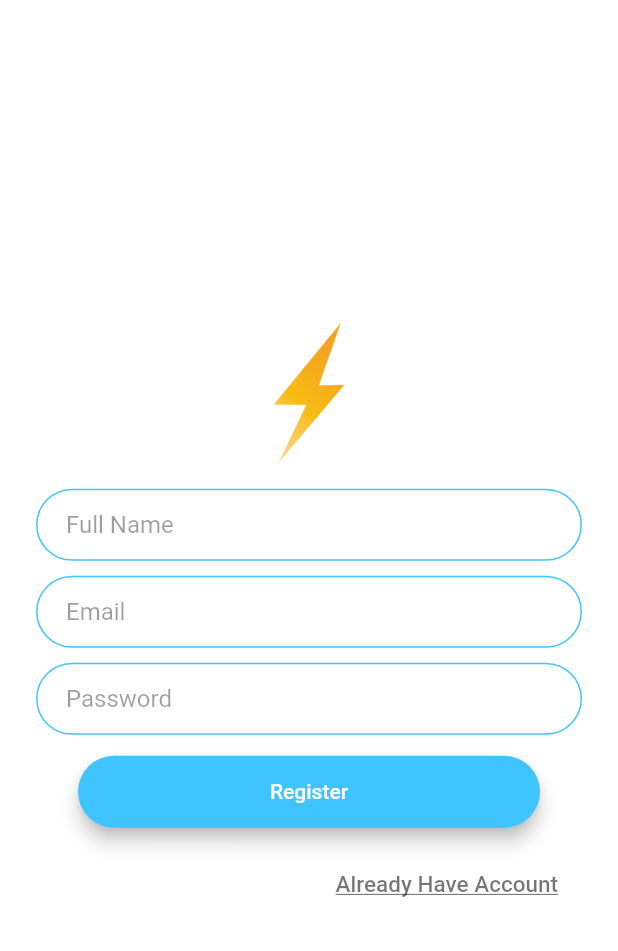
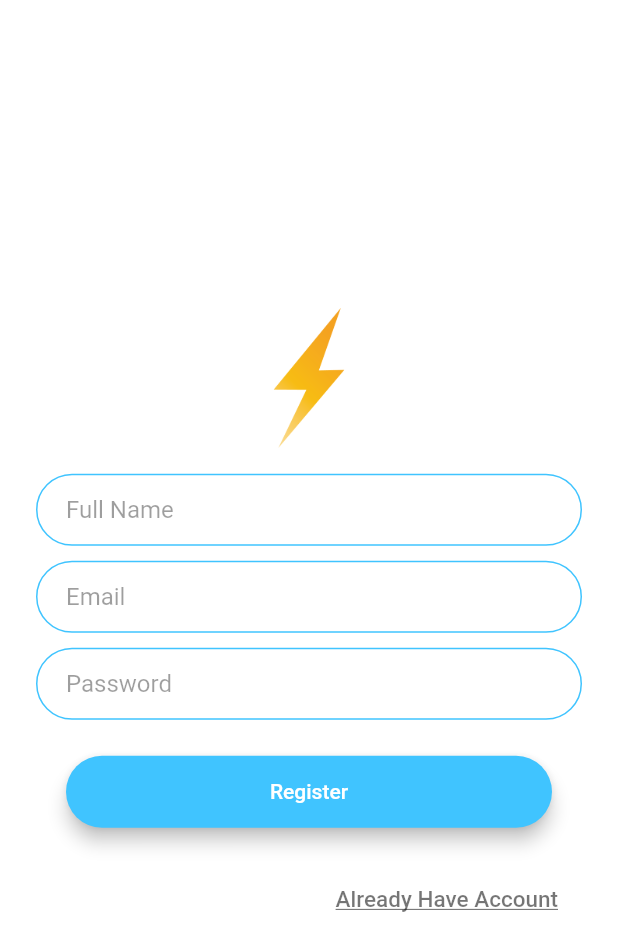
Before and after one commit to Hashimkhann1/chat_app_flutter, a Flutter app: the LoginScreen screen opened by its route, after a tap on "Create New Account", on a phone screen of 412 x 824 dp. Shown: the top 951 px of the screen. Run offline on Flutter 3.47's test engine with Material 2 defaults, Android fonts, the phone set to English and light mode, and no system bars; our stand-ins replace animated_text_kit.

Commit message:
code is refactored

```diff
--- /dev/null
+++ b/lib/components/rounded_btn.dart
@@ -0,0 +1,29 @@
+import 'package:flutter/material.dart';
+
+
+
+class RoundedButton extends StatelessWidget {
+
+  RoundedButton({this.title , this.btnColor , @required this.Pressed});
+  final String? title;
+  final Color? btnColor;
+  final VoidCallback? Pressed;
+
+  @override
+  Widget build(BuildContext context) {
+    return Padding(
+      padding: EdgeInsets.symmetric(vertical: 10.0),
+      child: Material(
+        color: btnColor,
+        borderRadius: BorderRadius.circular(30.0),
+        elevation: 5.0,
+        child: MaterialButton(
+          onPressed: Pressed,
+          minWidth: 200.0,
+          height: 42.0,
+          child: Text(title.toString()),
+        ),
+      ),
+    );
+  }
+}
--- /dev/null
+++ b/lib/constant.dart
@@ -0,0 +1,18 @@
+import 'package:flutter/material.dart';
+
+const kTextFieldDecoration = InputDecoration(
+    hintText: 'Enter Your Value',
+    hintStyle: TextStyle(color: Colors.black38),
+    contentPadding: EdgeInsets.symmetric(vertical: 8.0 , horizontal: 20.0),
+    border: OutlineInputBorder(
+        borderRadius: BorderRadius.all(Radius.circular(32.0))
+    ),
+    enabledBorder: OutlineInputBorder(
+        borderSide: BorderSide(color: Colors.lightBlueAccent, width: 1.0),
+        borderRadius: BorderRadius.all(Radius.circular(32.0))
+    ),
+    focusedBorder: OutlineInputBorder(
+        borderSide: BorderSide(color: Colors.lightBlueAccent, width: 2.0),
+        borderRadius: BorderRadius.all(Radius.circular(32.0))
+    )
+);
--- a/lib/screens/login_screens.dart
+++ b/lib/screens/login_screens.dart
@@ -1,3 +1,5 @@
+import 'package:chat_flutter_app/components/rounded_btn.dart';
+import 'package:chat_flutter_app/constant.dart';
 import 'package:chat_flutter_app/screens/registration_screen.dart';
 import 'package:flutter/material.dart';
 
@@ -59,25 +61,7 @@ class _LoginScreenState extends State<LoginScreen> with SingleTickerProviderStat
                 color: Colors.black
               ),
               onChanged: (value){},
-              decoration: InputDecoration(
-                hintText: 'Enter Your Email',
-                hintStyle: TextStyle(color: Colors.black38),
-                contentPadding:
-                EdgeInsets.symmetric(vertical: 8.0, horizontal: 20.0),
-                border: OutlineInputBorder(
-                  borderRadius: BorderRadius.all(Radius.circular(32.0))
-                ),
-                enabledBorder: OutlineInputBorder(
-                  borderSide:
-                    BorderSide(color: Colors.lightBlueAccent, width: 1.0),
-                  borderRadius: BorderRadius.all(Radius.circular(32.0))
-                ),
-                focusedBorder: OutlineInputBorder(
-                  borderSide:
-                    BorderSide(color: Colors.lightBlueAccent, width: 2.0),
-                  borderRadius: BorderRadius.all(Radius.circular(32.0))
-                )
-              ),
+              decoration: kTextFieldDecoration.copyWith(hintText: 'Enter Your Email')
             ),
             SizedBox(
               height: 10.0,
@@ -90,38 +74,13 @@ class _LoginScreenState extends State<LoginScreen> with SingleTickerProviderStat
               style: TextStyle(
                 color: Colors.black
               ),
-              decoration: InputDecoration(
-                hintText: 'Enter Your Password',
-                hintStyle: TextStyle(color: Colors.black38),
-                contentPadding: EdgeInsets.symmetric(vertical: 8.0 , horizontal: 20.0),
-                border: OutlineInputBorder(
-                  borderRadius: BorderRadius.all(Radius.circular(32.0))
-                ),
-                enabledBorder: OutlineInputBorder(
-                  borderSide: BorderSide(color: Colors.lightBlueAccent, width: 1.0),
-                  borderRadius: BorderRadius.all(Radius.circular(32.0))
-                ),
-                focusedBorder: OutlineInputBorder(
-                  borderSide: BorderSide(color: Colors.lightBlueAccent, width: 2.0),
-                  borderRadius: BorderRadius.all(Radius.circular(32.0))
-                )
-              ),
+              decoration: kTextFieldDecoration.copyWith(hintText: 'Enter Your Password'),
             ),
             SizedBox(height: 14.0,),
-            Material(
-              elevation: 5.0,
-              color: Colors.lightBlueAccent,
-              borderRadius: BorderRadius.circular(24.0),
-              child: MaterialButton(
-                onPressed: (){},
-                child: Text('Login',
-                style: TextStyle(
-                  color: Colors.white,
-                  fontSize: 17.0,
-                  fontWeight: FontWeight.w600
-                ),),
-              ),
-            ),
+            RoundedButton(
+              title: 'Login',
+              btnColor: Colors.lightBlueAccent,
+              Pressed: () {},),
             SizedBox(height: 8.0,),
             Row(
               mainAxisAlignment: MainAxisAlignment.end,
--- a/lib/screens/registration_screen.dart
+++ b/lib/screens/registration_screen.dart
@@ -1,3 +1,5 @@
+import 'package:chat_flutter_app/components/rounded_btn.dart';
+import 'package:chat_flutter_app/constant.dart';
 import 'package:chat_flutter_app/screens/login_screens.dart';
 import 'package:flutter/material.dart';
 
@@ -65,21 +67,7 @@ class _RegistrationScrrenState extends State<RegistrationScrren> with SingleTick
                 style: TextStyle(
                   color: Colors.black,
                 ),
-                decoration: InputDecoration(
-                    hintText: 'Full Name',
-                    hintStyle: TextStyle(
-                        color: Colors.black38
-                    ),
-                    contentPadding: EdgeInsets.symmetric(vertical: 8.0, horizontal: 20.0),
-                    enabledBorder: OutlineInputBorder(
-                        borderSide: BorderSide(color: Colors.lightBlueAccent, width: 1.0),
-                        borderRadius: BorderRadius.all(Radius.circular(32.0))
-                    ),
-                    focusedBorder: OutlineInputBorder(
-                        borderSide: BorderSide(color: Colors.lightBlueAccent, width: 2.0),
-                        borderRadius: BorderRadius.all(Radius.circular(32.0))
-                    )
-                ),
+                decoration: kTextFieldDecoration.copyWith(hintText: 'Full Name')
               ),
               SizedBox(height: 10.0,),
               TextField(
@@ -87,21 +75,7 @@ class _RegistrationScrrenState extends State<RegistrationScrren> with SingleTick
                 style: TextStyle(
                   color: Colors.black,
                 ),
-                decoration: InputDecoration(
-                    hintText: 'Email',
-                    hintStyle: TextStyle(
-                        color: Colors.black38
-                    ),
-                    contentPadding: EdgeInsets.symmetric(vertical: 8.0, horizontal: 20.0),
-                    enabledBorder: OutlineInputBorder(
-                        borderSide: BorderSide(color: Colors.lightBlueAccent, width: 1.0),
-                        borderRadius: BorderRadius.all(Radius.circular(32.0))
-                    ),
-                    focusedBorder: OutlineInputBorder(
-                        borderSide: BorderSide(color: Colors.lightBlueAccent, width: 2.0),
-                        borderRadius: BorderRadius.all(Radius.circular(32.0))
-                    )
-                ),
+                decoration: kTextFieldDecoration.copyWith(hintText: 'Email')
               ),
               SizedBox(height: 10.0,),
               TextField(
@@ -112,37 +86,15 @@ class _RegistrationScrrenState extends State<RegistrationScrren> with SingleTick
                 style: TextStyle(
                   color: Colors.black,
                 ),
-                decoration: InputDecoration(
-                    hintText: 'Password',
-                    hintStyle: TextStyle(
-                        color: Colors.black38
-                    ),
-                    contentPadding: EdgeInsets.symmetric(vertical: 8.0, horizontal: 20.0),
-                    enabledBorder: OutlineInputBorder(
-                        borderSide: BorderSide(color: Colors.lightBlueAccent, width: 1.0),
-                        borderRadius: BorderRadius.all(Radius.circular(32.0))
-                    ),
-                    focusedBorder: OutlineInputBorder(
-                        borderSide: BorderSide(color: Colors.lightBlueAccent, width: 2.0),
-                        borderRadius: BorderRadius.all(Radius.circular(32.0))
-                    )
-                ),
+                decoration: kTextFieldDecoration.copyWith(hintText: 'Password')
               ),
               SizedBox(height: 14.0,),
               Padding(
-
-                padding: const EdgeInsets.symmetric(horizontal: 28.0),
-                child: Material(
-                  elevation: 5.0,
-                  color: Colors.lightBlueAccent,
-                  borderRadius: BorderRadius.circular(24.0),
-                  child: MaterialButton(
-                    onPressed: () {},
-                    child: Text(
-                      'Register'
-                    ),
-                  ),
-                ),
+                padding: const EdgeInsets.symmetric(horizontal: 20.0),
+                child: RoundedButton(
+                  title: 'Register',
+                  btnColor: Colors.lightBlueAccent,
+                  Pressed: () {},),
               ),
               SizedBox(height: 14.0,),
               Row(
--- a/lib/screens/welcome_screen.dart
+++ b/lib/screens/welcome_screen.dart
@@ -1,5 +1,6 @@
 import 'package:chat_flutter_app/screens/login_screens.dart'; // file
 import 'package:chat_flutter_app/screens/registration_screen.dart'; // file
+import 'package:chat_flutter_app/components/rounded_btn.dart';
 import 'package:flutter/material.dart';
 import 'package:animated_text_kit/animated_text_kit.dart';
 
@@ -69,47 +70,36 @@ class _WelcomeScreenState extends State<WelcomeScreen> with SingleTickerProvider
                       ),
                         speed: Duration(milliseconds: 300)
                       )],
-                    totalRepeatCount: 100,
-                    pause: const Duration(milliseconds: 100),
-                    displayFullTextOnTap: true,
+                    repeatForever: true,
                     stopPauseOnTap: true,
                   )
-                  // Text('Flash Chat',
-                  // style: TextStyle(
-                  //   color: Colors.black54,
-                  //   fontSize: 36.0,
-                  //   fontWeight: FontWeight.w900,
-                  // ),
-                  // ),
                 ],
               ),
-              Padding(
-                padding: const EdgeInsets.symmetric(vertical: 22.0),
-                child: Material(
-                  color: Colors.lightBlueAccent,
-                  borderRadius: BorderRadius.circular(30.0),
-                  elevation: 5.0,
-                  child: MaterialButton(
-                    onPressed: (){
-                      Navigator.pushNamed(context, LoginScreen.id);
-                    },
-                    minWidth: 200.0,
-                    height: 42.0,
-                    child: Text('Login'),
-                  ),
-                ),
+              RoundedButton(
+                title: 'Login',
+                btnColor: Colors.lightBlueAccent,
+                Pressed: (){
+                  Navigator.pushNamed(context, LoginScreen.id);
+                },
               ),
-              Material(
-                color: Colors.blueAccent,
-                elevation: 5.0,
-                borderRadius: BorderRadius.circular(24.0),
-                child: MaterialButton(
-                  onPressed: (){
-                    Navigator.pushNamed(context, RegistrationScrren.id);
-                  },
-                  child: Text('Register'),
-                ),
-              )
+              RoundedButton(
+                title: 'Register',
+                btnColor: Colors.blueAccent,
+                Pressed: (){
+                  Navigator.pushNamed(context, RegistrationScrren.id);
+                },
+              ),
+              // Material(
+              //   color: Colors.blueAccent,
+              //   elevation: 5.0,
+              //   borderRadius: BorderRadius.circular(24.0),
+              //   child: MaterialButton(
+              //     onPressed: (){
+              //       Navigator.pushNamed(context, RegistrationScrren.id);
+              //     },
+              //     child: Text('Register'),
+              //   ),
+              // )
             ],
           ),
         ),
```
